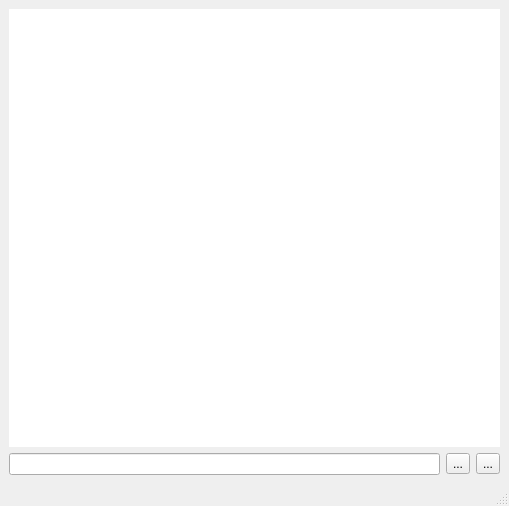
Old version of the form historywindow.ui in the repository kutegram/client.
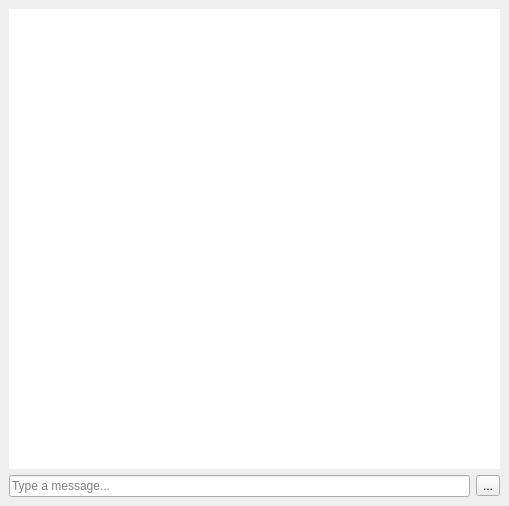
New version of the form. Custom widgets are drawn as their Qt base class.

The edit to the form file:
```diff
--- a/historywindow.ui
+++ b/historywindow.ui
@@ -31,12 +31,9 @@
     <item>
      <layout class="QHBoxLayout" name="horizontalLayout">
       <item>
-       <widget class="QLineEdit" name="lineEdit"/>
-      </item>
-      <item>
-       <widget class="QToolButton" name="toolButton_2">
-        <property name="text">
-         <string>...</string>
+       <widget class="QLineEdit" name="lineEdit">
+        <property name="placeholderText">
+         <string>Type a message...</string>
         </property>
        </widget>
       </item>
@@ -61,7 +58,6 @@
     </rect>
    </property>
   </widget>
-  <widget class="QStatusBar" name="statusbar"/>
  </widget>
  <customwidgets>
   <customwidget>
```
